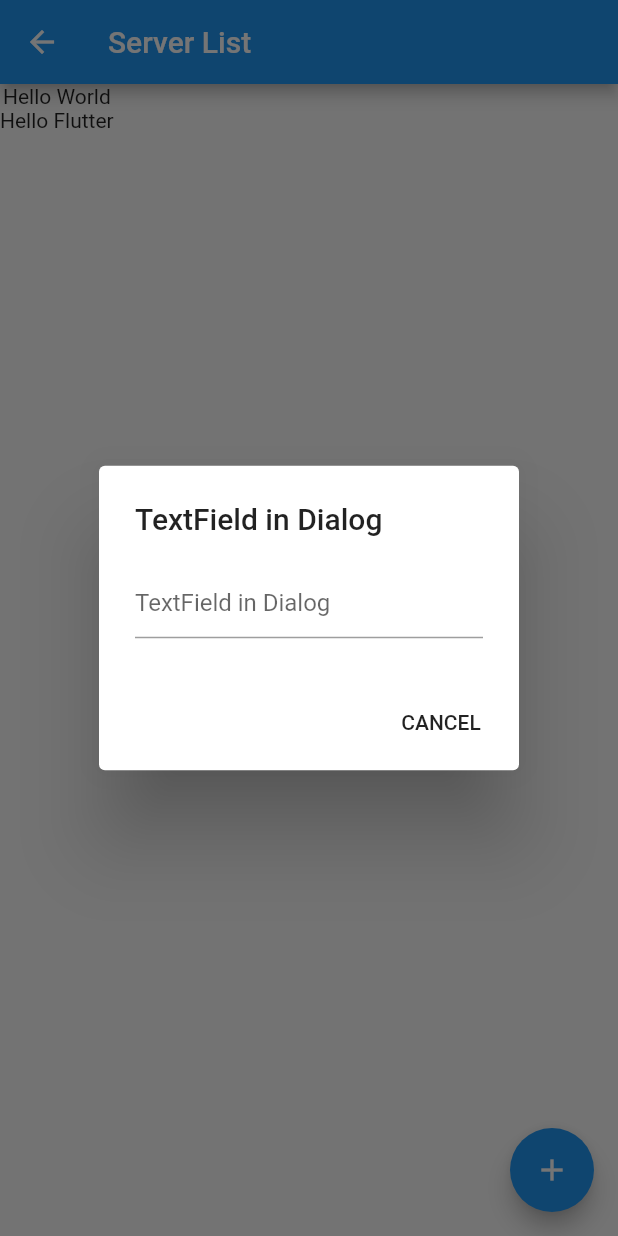
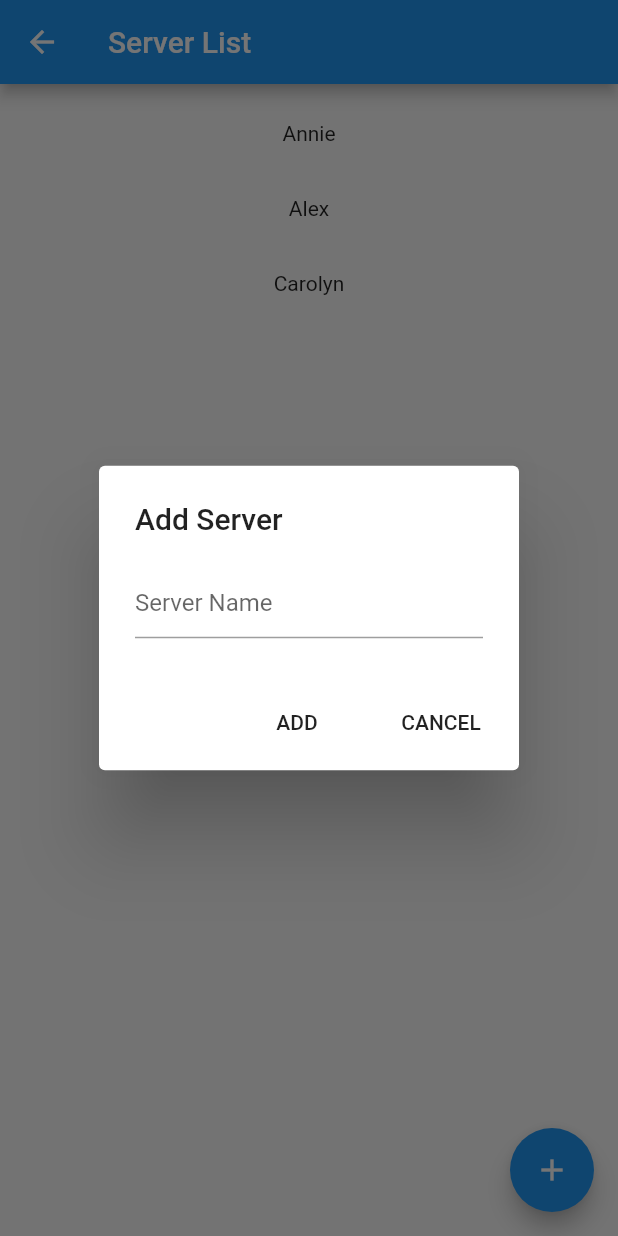
Before and after one commit to louis-ple/mchacks-lark, a Flutter app: the ServerScreen screen opened directly, after a tap on the "add" icon, on a phone screen of 412 x 824 dp. Run offline on Flutter 3.47's test engine with Material 2 defaults, Android fonts, the phone set to English and light mode, and no system bars.

Commit message:
server page

```diff
--- a/lib/main.dart
+++ b/lib/main.dart
@@ -57,18 +57,27 @@ class ServerScreen extends StatefulWidget {
 
 class ServerScreenImpl extends State<ServerScreen> {
   TextEditingController _textFieldController = TextEditingController();
+  final List<String> entries = <String>['Annie', 'Alex', 'Carolyn'];
 
   _displayDialog(BuildContext context) async {
-    return showDialog(
+    await(showDialog(
         context: context,
         builder: (context) {
           return AlertDialog(
-            title: Text('TextField in Dialog'),
+            title: Text('Add Server'),
             content: TextField(
               controller: _textFieldController,
-              decoration: InputDecoration(hintText: "TextField in Dialog"),
+              decoration: InputDecoration(hintText: "Server Name"),
             ),
             actions: <Widget>[
+              new FlatButton(
+                child: new Text('ADD'),
+                onPressed: () {
+                  entries.add(_textFieldController.text);
+                  setState((){});
+                  Navigator.of(context).pop();
+                },
+              ),
               new FlatButton(
                 child: new Text('CANCEL'),
                 onPressed: () {
@@ -77,7 +86,10 @@ class ServerScreenImpl extends State<ServerScreen> {
               )
             ],
           );
-        });
+        })
+    ).then((value) {
+      _textFieldController.clear();
+    });
   }
 
   @override
@@ -86,12 +98,16 @@ class ServerScreenImpl extends State<ServerScreen> {
         appBar: new AppBar(
           title: new Text("Server List"),
         ),
-        body: Column(
-          children: <Widget>[
-            Text("Hello World"),
-            Text("Hello Flutter")
-          ]
-        ),
+        body: new ListView.builder(
+            padding: const EdgeInsets.all(8),
+            itemCount: entries.length,
+            itemBuilder: (BuildContext context, int index) {
+              return Container(
+                height: 50,
+                child: Center(child: Text(entries[index])),
+              );
+            }
+          ),
         floatingActionButton: FloatingActionButton(
           child: Icon(Icons.add),
           onPressed: () => _displayDialog(context),
```
